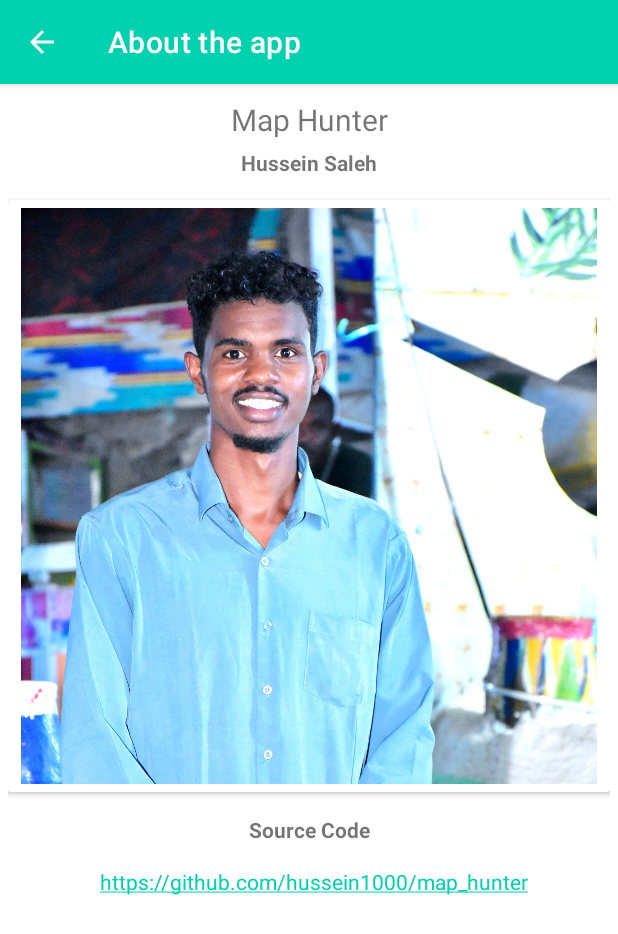
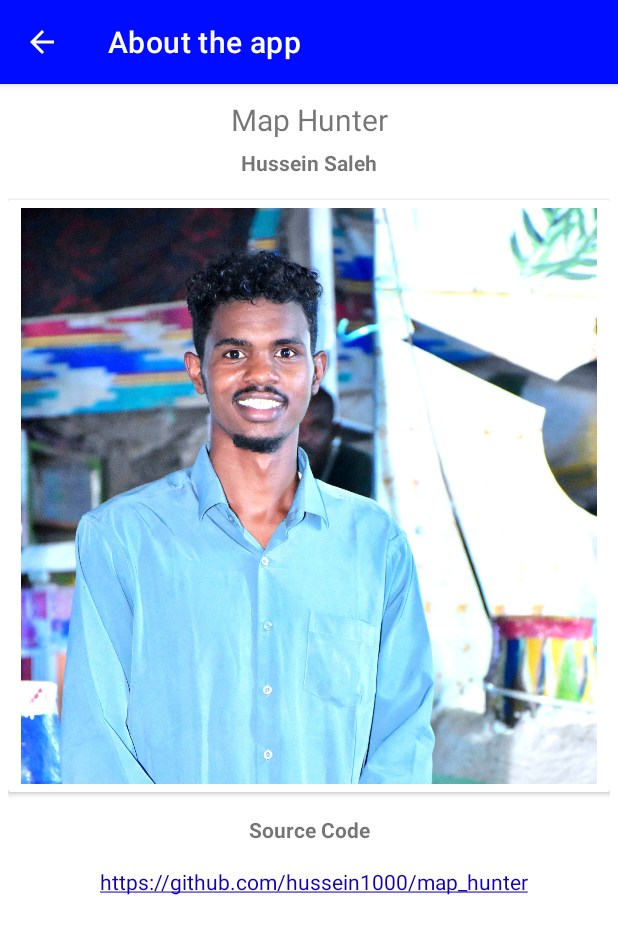
Before and after one commit to hussein1000/map_hunter, an Android app: the AboutActivity screen opened directly, with no data from a screen before it, on a phone screen of 412 x 824 dp. Shown: the top 934 px of the screen. Run offline under Robolectric (Android 15) with nearby library versions, the phone set to English and light mode, and no system bars.

Commit message:
Update colors.xml
Change accent colours

```diff
--- a/app/src/main/res/values/colors.xml
+++ b/app/src/main/res/values/colors.xml
@@ -1,8 +1,8 @@
 <?xml version="1.0" encoding="utf-8"?>
 <resources>
-    <color name="colorPrimary">#00D2B0</color>
-    <color name="colorPrimaryDark">#00570B</color>
-    <color name="colorAccent">#00D2B0</color>
+    <color name="colorPrimary">#000CFF</color>
+    <color name="colorPrimaryDark">#000CFF</color>
+    <color name="colorAccent">#1100B8</color>
     <color name="black">#FF000000</color>
     <color name="white">#FFFFFFFF</color>
 </resources>
```
